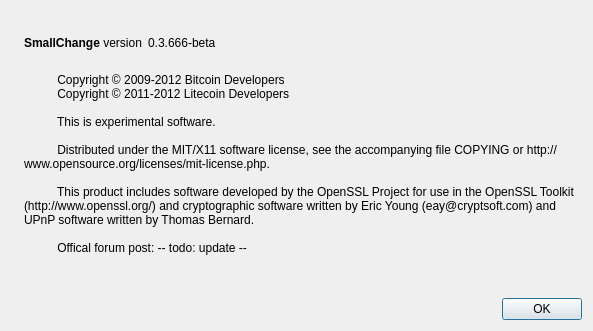
Above: src/qt/forms/aboutdialog.ui from TippingCoin/FastMineCoin before the change. Below: the same form after it.
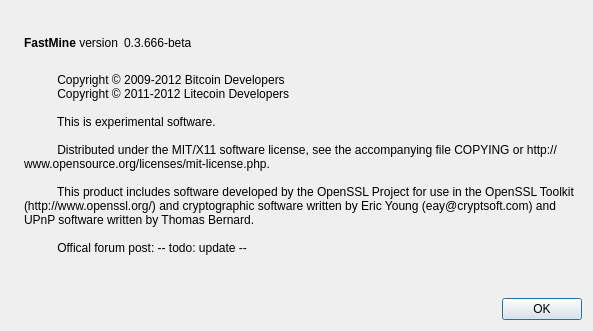
That is the form after the change. Icons and pictures are not drawn.

Diff of the .ui file:
```diff
--- a/src/qt/forms/aboutdialog.ui
+++ b/src/qt/forms/aboutdialog.ui
@@ -50,7 +50,7 @@
           <cursorShape>IBeamCursor</cursorShape>
          </property>
          <property name="text">
-          <string>&lt;b&gt;SmallChange&lt;/b&gt; version</string>
+          <string>&lt;b&gt;FastMine&lt;/b&gt; version</string>
          </property>
          <property name="textInteractionFlags">
           <set>Qt::LinksAccessibleByMouse|Qt::TextSelectableByKeyboard|Qt::TextSelectableByMouse</set>
```
Left out of the diff: 2 changed lines with no effect on the pictures.
